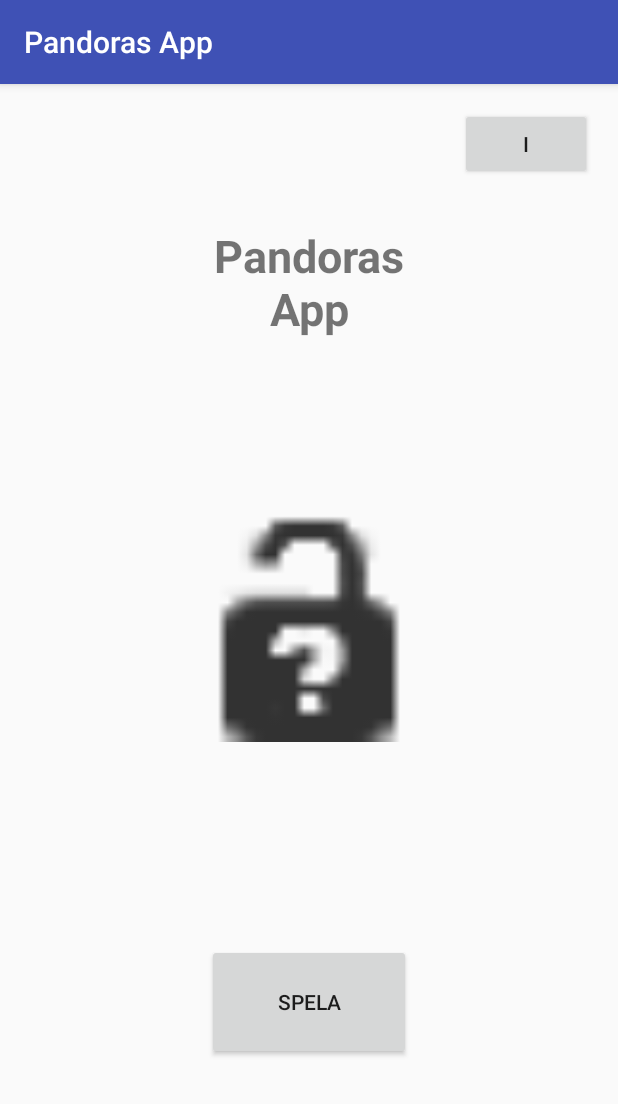
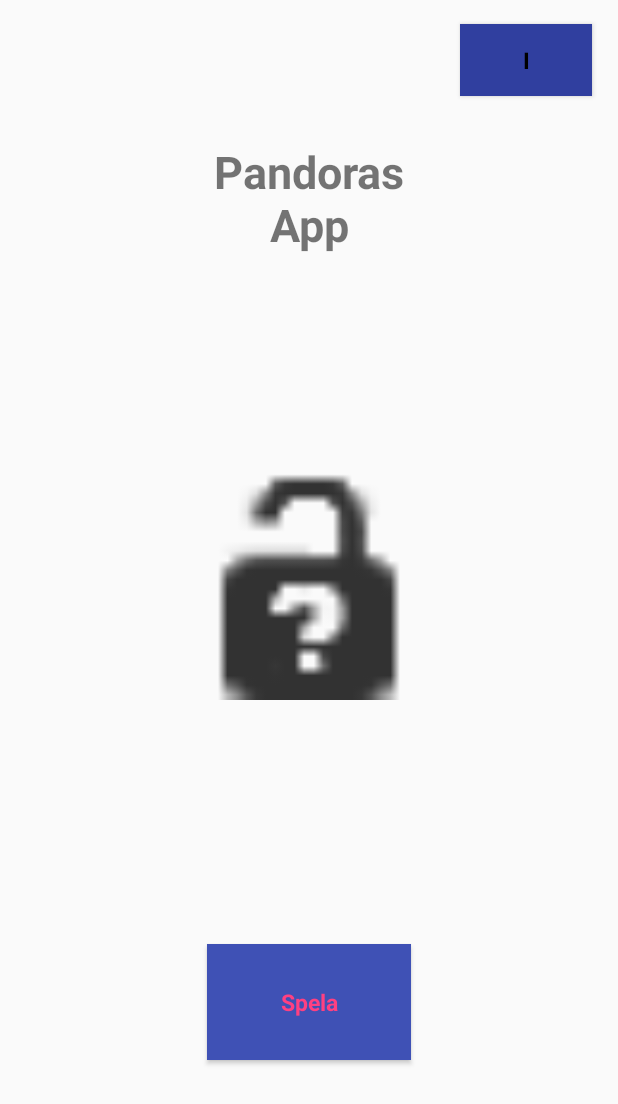
Before and after one commit to gunnarsdotter/pandorasApp, an Android app: the screen it shows after launch (Startsida), on a phone screen of 412 x 824 dp. Shown: the top 1104 px of the screen. Run offline under Robolectric (Android 15) with nearby library versions, the phone set to English and light mode, and no system bars; 1 statement that could not run was skipped.

```diff
--- a/app/src/main/res/layout/add_questionpage.xml
+++ b/app/src/main/res/layout/add_questionpage.xml
@@ -38,6 +38,7 @@
         android:layout_height="wrap_content"
         android:layout_marginBottom="35dp"
         android:layout_marginStart="37dp"
+        android:onClick="add_question"
         android:text="@string/add_question"
         app:layout_constraintBottom_toTopOf="@+id/button7"
         app:layout_constraintStart_toStartOf="@+id/editText"
@@ -48,7 +49,7 @@
         android:layout_width="wrap_content"
         android:layout_height="wrap_content"
         android:layout_marginBottom="66dp"
-        android:layout_marginStart="26dp"
+        android:layout_marginStart="24dp"
         android:onClick="openQuestion"
         android:text="@string/start"
         app:layout_constraintBottom_toBottomOf="parent"
--- a/app/src/main/res/layout/questionpage.xml
+++ b/app/src/main/res/layout/questionpage.xml
@@ -25,7 +25,7 @@
         android:layout_height="wrap_content"
         android:layout_marginBottom="24dp"
         android:layout_marginStart="23dp"
-        android:onClick="openAddQuestion"
+        android:onClick="next_question"
         android:text="@string/new_game"
         app:layout_constraintBottom_toTopOf="@+id/button5"
         app:layout_constraintStart_toStartOf="@+id/textView3"
--- a/app/src/main/res/layout/startsida.xml
+++ b/app/src/main/res/layout/startsida.xml
@@ -5,6 +5,7 @@
     android:layout_width="match_parent"
     android:layout_height="match_parent"
     tools:context="com.example.student.pandoras.Startsida">
+
 
     <TextView
         android:id="@+id/textView"
@@ -35,6 +36,7 @@
 
     <Button
         android:id="@+id/button"
+        style="@style/ButtonStyle"
         android:layout_width="136dp"
         android:layout_height="77dp"
         android:layout_marginBottom="117dp"
@@ -47,6 +49,7 @@
 
     <Button
         android:id="@+id/button2"
+        style="@style/InfoButtonStyle"
         android:layout_width="wrap_content"
         android:layout_height="wrap_content"
         android:layout_marginEnd="17dp"
--- a/app/src/main/res/values/colors.xml
+++ b/app/src/main/res/values/colors.xml
@@ -2,5 +2,9 @@
 <resources>
     <color name="colorPrimary">#3F51B5</color>
     <color name="colorPrimaryDark">#303F9F</color>
+    <color name="colorDarkBlue">#303F9F</color>
     <color name="colorAccent">#FF4081</color>
+    <color name="colorBlueGreen">#5F6B61</color>
+    <color name="colorMiddleBlue">#5E9DC8</color>
+    <color name="colorBlack">#000000</color>
 </resources>
--- a/app/src/main/res/values/styles.xml
+++ b/app/src/main/res/values/styles.xml
@@ -1,11 +1,34 @@
 <resources>
 
     <!-- Base application theme. -->
-    <style name="AppTheme" parent="Theme.AppCompat.Light.DarkActionBar">
+    <style name="AppTheme" parent="Theme.AppCompat.Light.NoActionBar">
         <!-- Customize your theme here. -->
         <item name="colorPrimary">@color/colorPrimary</item>
         <item name="colorPrimaryDark">@color/colorPrimaryDark</item>
         <item name="colorAccent">@color/colorAccent</item>
     </style>
 
+    <style name="ButtonStyle" parent="@android:style/Widget.Button">
+        <item name="android:layout_width">fill_parent</item>
+        <item name="android:textColor">@color/colorAccent</item>
+        <item name="android:textSize">15sp</item>
+        <item name="android:padding">10dp</item>
+        <item name="android:textStyle">bold</item>
+        <item name="android:background">@color/colorPrimary</item>
+        <item name="android:gravity">center</item>
+    </style>
+
+
+    <style name="InfoButtonStyle" parent="@android:style/Widget.Button">
+        <item name="android:layout_width">fill_parent</item>
+        <item name="android:textColor">@color/colorBlack</item>
+        <item name="android:textSize">15sp</item>
+        <item name="android:padding">10dp</item>
+        <item name="android:textStyle">bold</item>
+        <item name="android:bottomRightRadius">12dp</item>
+        <item name="android:background">@color/colorDarkBlue</item>
+        <item name="android:gravity">center</item>
+        <item name="android:text">i</item>
+    </style>
+
 </resources>
```
Also changed, not shown: app/src/main/java/com/example/student/pandoras/Startsida.java (+24 -1 lines), 1 other file.
